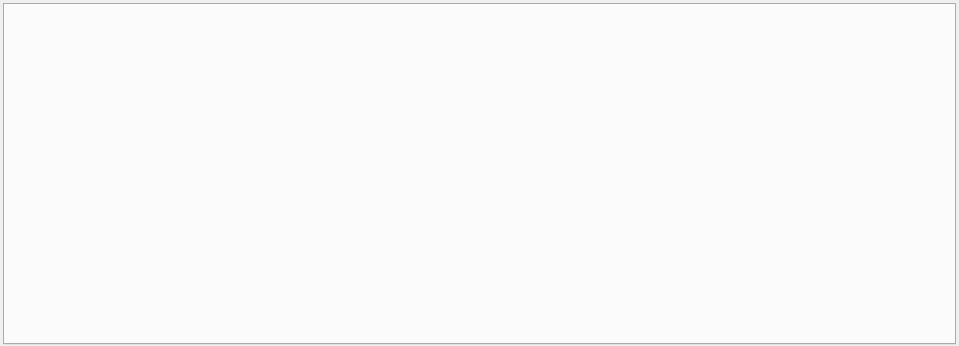
First picture: the form in MantidQt/CustomInterfaces/inc/MantidQtCustomInterfaces/Reflectometry/ReflMainWindowWidget.ui, repository mantidproject/mantid, before the edit.
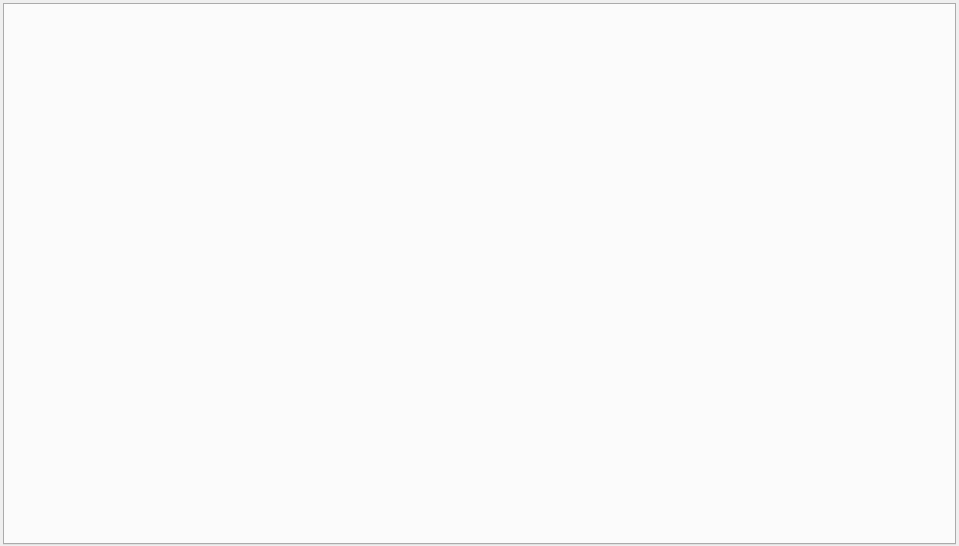
Second picture: the form after the edit.

Patch:
```diff
--- a/MantidQt/CustomInterfaces/inc/MantidQtCustomInterfaces/Reflectometry/ReflMainWindowWidget.ui
+++ b/MantidQt/CustomInterfaces/inc/MantidQtCustomInterfaces/Reflectometry/ReflMainWindowWidget.ui
@@ -7,9 +7,15 @@
      <x>0</x>
      <y>0</y>
      <width>959</width>
-     <height>346</height>
+     <height>546</height>
    </rect>
   </property>
+  <property name="minimumSize">
+    <size>
+      <width>959</width>
+      <height>546</height>
+    </size>
+  </property>
   <property name="windowTitle">
    <string>ISIS Reflectometry (Polref)</string>
   </property>
```
